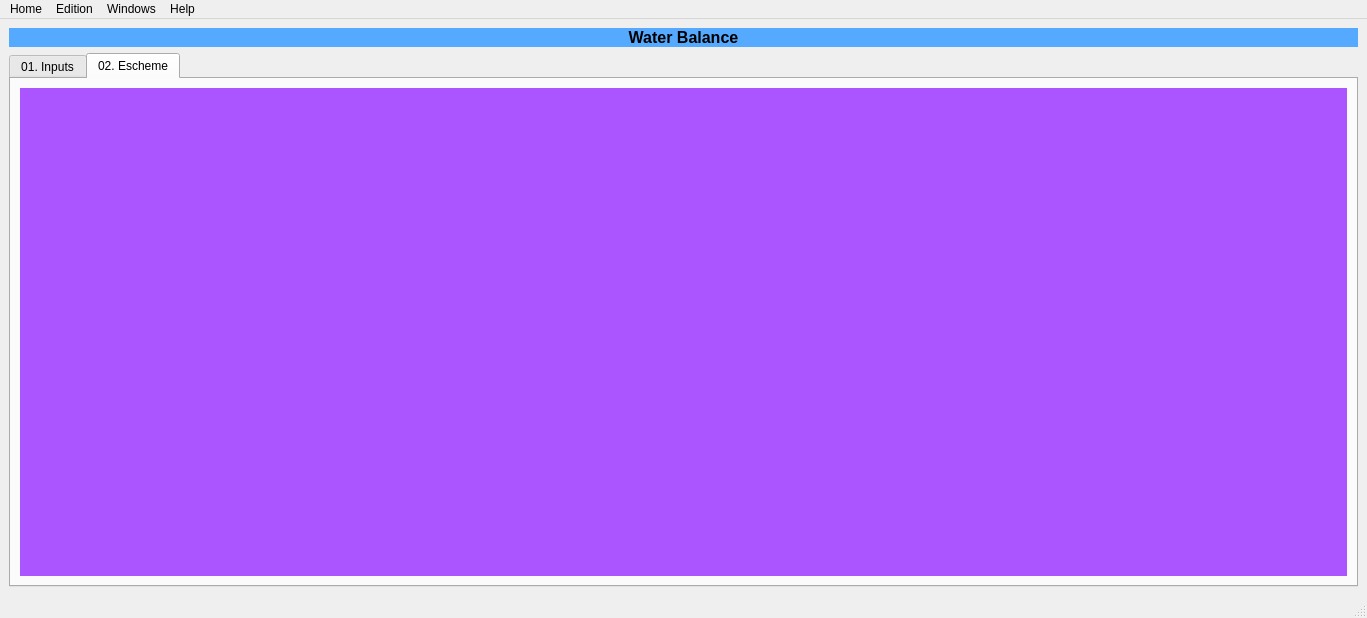
Qt form UI/option05_main.ui (Jhongesell/software-de-balance-de-aguas) before a commit.
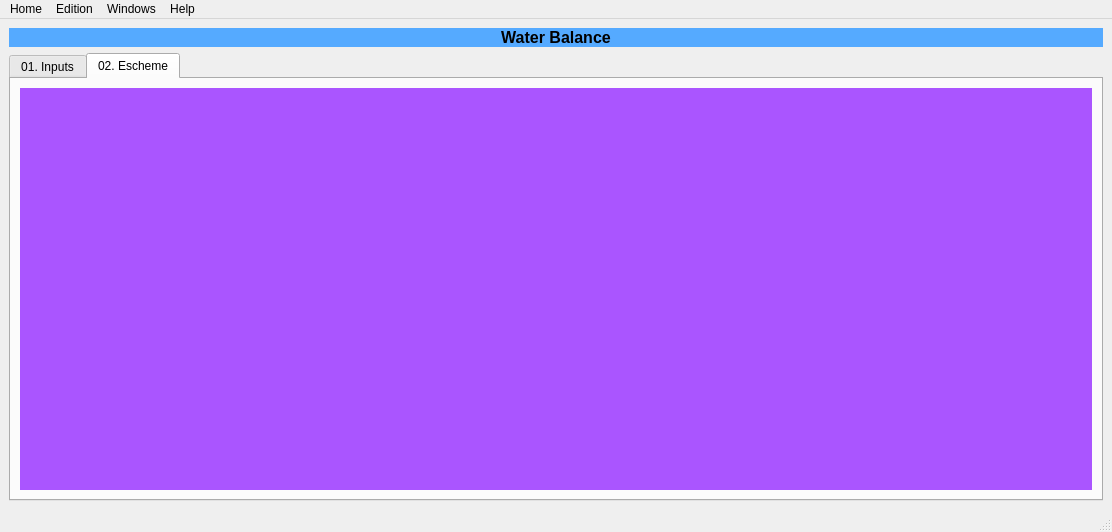
The same form after that commit. The open tabs and pages were chosen to show the change.

Patch:
```diff
--- a/UI/option05_main.ui
+++ b/UI/option05_main.ui
@@ -6,8 +6,8 @@
    <rect>
     <x>0</x>
     <y>0</y>
-    <width>1367</width>
-    <height>618</height>
+    <width>1112</width>
+    <height>532</height>
    </rect>
   </property>
   <property name="windowTitle">
@@ -5965,7 +5965,7 @@
     <rect>
      <x>0</x>
      <y>0</y>
-     <width>1367</width>
+     <width>1112</width>
      <height>21</height>
     </rect>
    </property>
```
Left out of the diff: 2 changed lines with no effect on the pictures.
